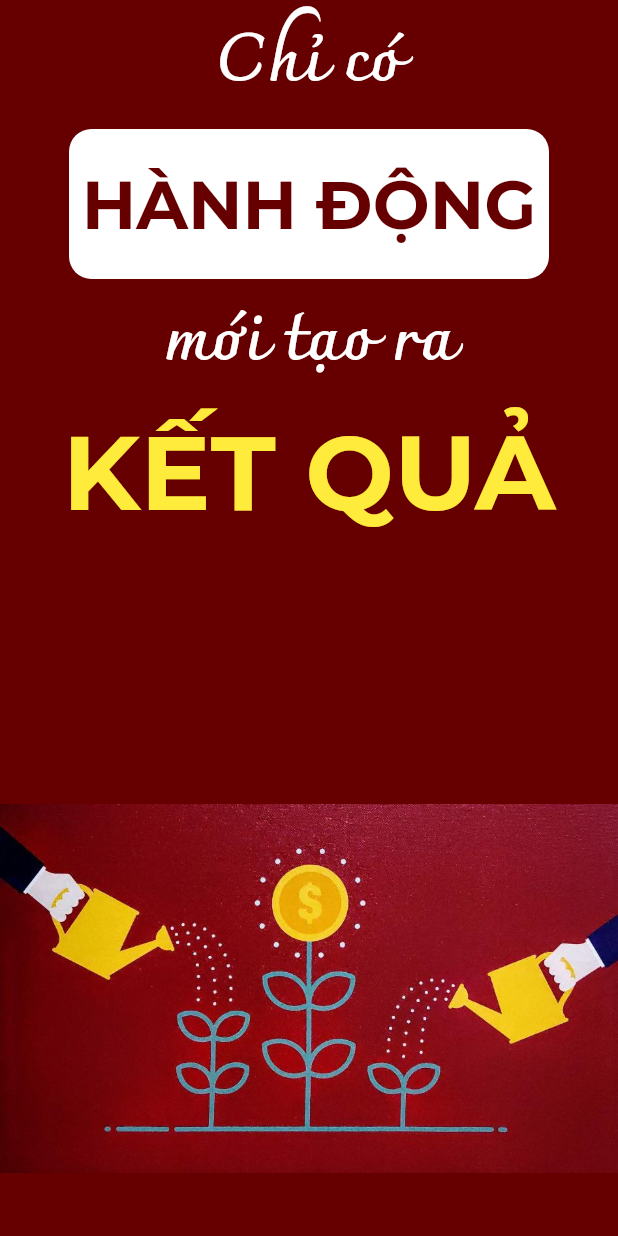
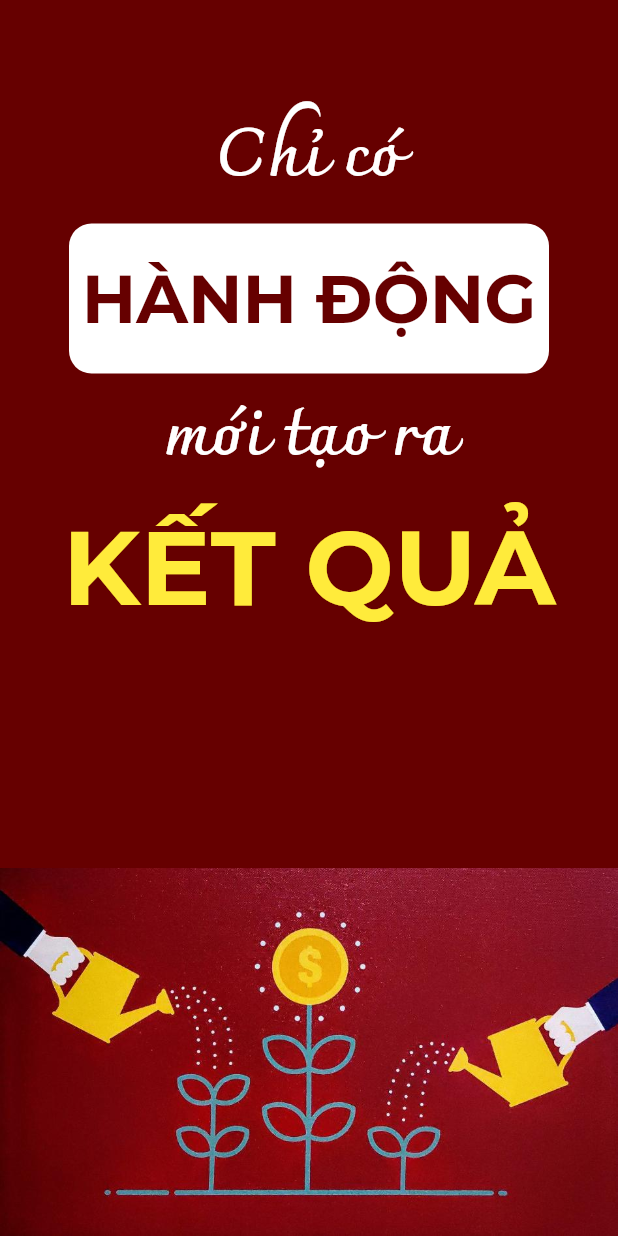
Before and after one commit to LuongQuangHuy/wall_paper, a Flutter app: the screen it shows after launch, on a phone screen of 412 x 824 dp. Run offline on Flutter 3.47's test engine with Material 2 defaults, Android fonts, the phone set to English and light mode, and no system bars.

Commit message:
add wallpaper homework

```diff
--- a/lib/main.dart
+++ b/lib/main.dart
@@ -15,7 +15,7 @@ class WallPaper extends StatelessWidget {
 
               children: <Widget>[
                 Container(
-                  height: 350,
+                  height: 420,
                   child: Column(
                     mainAxisAlignment: MainAxisAlignment.end,
                     children: <Widget>[
@@ -57,7 +57,7 @@ class WallPaper extends StatelessWidget {
                   ),
                 ),
                 Spacer(),
-                Image.asset('images/background.jpg' , height: 330, ),
+                Image.asset('images/background.jpg', ),
               ],
             ),
           ),
```
